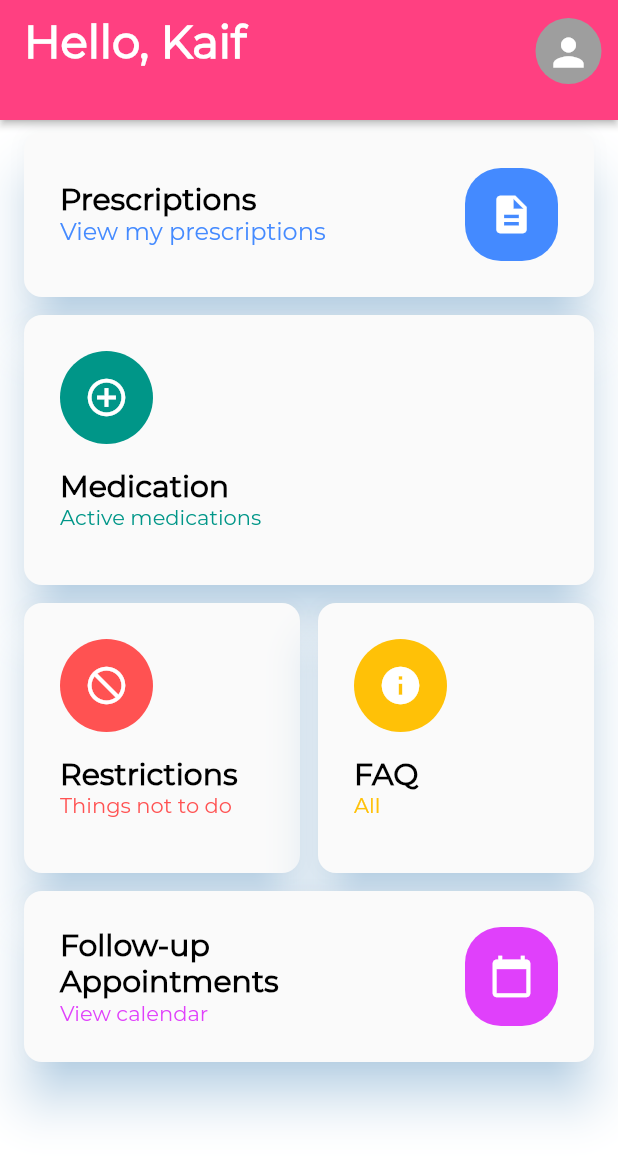
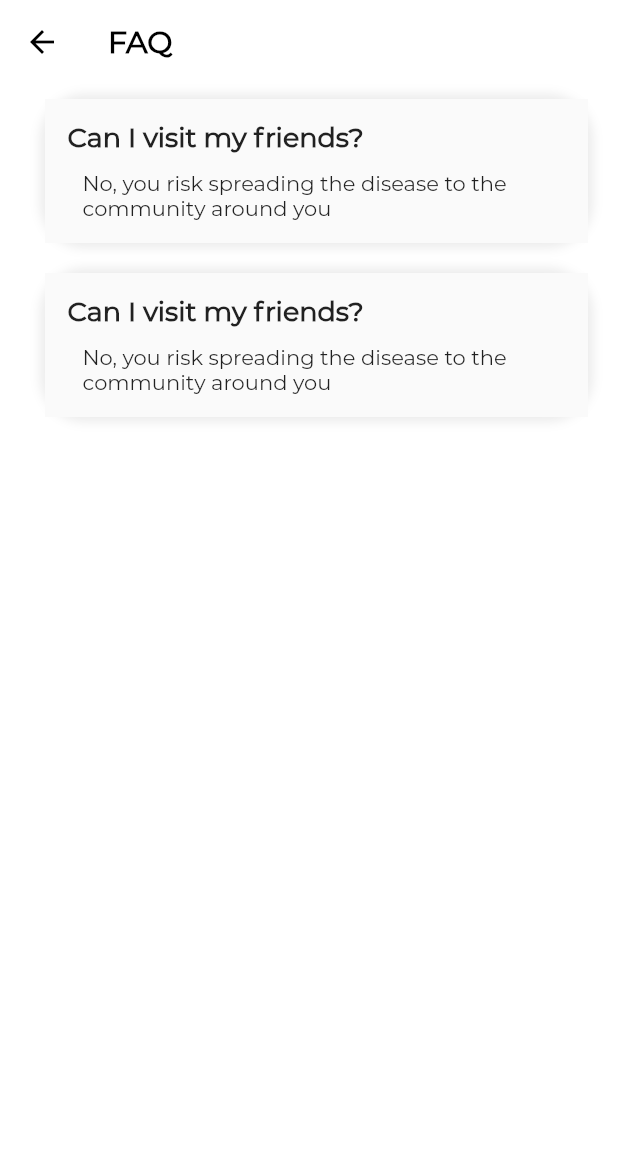
Before and after one commit to verbal-noun/codebrew-2020-prespa, a Flutter app: the screen it shows after launch, after a tap on "FAQ", on a phone screen of 412 x 824 dp. Shown: the top 1160 px of the screen. Run offline on Flutter 3.47's test engine with Material 2 defaults, Android fonts, the phone set to English and light mode, and no system bars; project files that could hold a hidden picture were left out.

Commit message:
FAQ page

```diff
--- a/lib/components/datetile.dart
+++ b/lib/components/datetile.dart
@@ -66,7 +66,7 @@ class DateTile extends StatelessWidget {
               print('Not set yet');
             },
             child: Padding(
-              padding: EdgeInsets.only(left: 10.0, right: 10.0, top: 10.0, bottom: 20.0),
+              padding: EdgeInsets.only(left: 15.0, right: 15.0, top: 15.0, bottom: 20.0),
               child: Row(
                   children: <Widget>[
                     Container(
--- /dev/null
+++ b/lib/pages/faq.dart
@@ -0,0 +1,70 @@
+import 'package:codebrew2020patient/components/appbar.dart';
+import 'package:flutter/material.dart';
+
+class FAQPage extends StatefulWidget {
+  @override
+  _FAQPageState createState() => _FAQPageState();
+}
+
+class _FAQPageState extends State<FAQPage> {
+  List<FAQTile> _faqs = List();
+  _getFAQ() {
+    List<FAQTile> faqs = List.from(_faqs);
+    faqs.add(FAQTile('Can I visit my friends?', 'No, you risk spreading the disease to the community around you'));
+    faqs.add(FAQTile('Can I visit my friends?', 'No, you risk spreading the disease to the community around you'));
+    setState(() {
+      _faqs = faqs;
+    });
+  }
+
+  @override
+  void initState() {
+    _getFAQ();
+    super.initState();
+  }
+  @override
+  Widget build(BuildContext context) {
+    return Scaffold(
+      appBar: customAppBar('FAQ'),
+      body: Container(
+        child: ListView(children: _faqs,),
+      ),
+    );
+  }
+}
+
+class FAQTile extends StatelessWidget {
+  final String question, answer;
+
+  FAQTile(this.question, this.answer);
+
+  @override
+  Widget build(BuildContext context) {
+    return Container(
+      decoration: BoxDecoration(
+          borderRadius: BorderRadius.circular(30.0),
+          boxShadow: [
+            BoxShadow(
+                color: Colors.grey.withOpacity(0.2),
+                spreadRadius: 3.0,
+                blurRadius: 5.0)
+          ],
+          color: Colors.white),
+      margin: EdgeInsets.only(top: 10.0, bottom: 10.0, left: 30.0, right: 20.0),
+      child: Material(
+          child: InkWell(
+              // Do onTap() if it isn't null, otherwise do print()
+              onTap: () {
+                print('Not set yet');
+              },
+              child: Padding(
+                  padding: EdgeInsets.all(15.0),
+                  child: Column(
+                      crossAxisAlignment: CrossAxisAlignment.stretch,
+                      children: [
+                        Text(question, style: TextStyle(fontSize: 18, fontWeight: FontWeight.bold),),
+                        Container(margin: EdgeInsets.only(top: 10.0, left: 10.0),child: Text(answer))
+                      ])))),
+    );
+  }
+}
--- a/lib/pages/main_page.dart
+++ b/lib/pages/main_page.dart
@@ -1,4 +1,5 @@
 import 'package:codebrew2020patient/pages/appointment_page.dart';
+import 'package:codebrew2020patient/pages/faq.dart';
 import 'package:codebrew2020patient/pages/restriction_page.dart';
 import 'package:flutter/material.dart';
 import 'package:flutter_staggered_grid_view/flutter_staggered_grid_view.dart';
@@ -10,7 +11,6 @@ class MainPage extends StatefulWidget {
   @override
   _MainPageState createState() => _MainPageState();
 }
-
 
 class _MainPageState extends State<MainPage> {
   static const double CARD_TITLE_SIZE = 20.0;
@@ -48,12 +48,12 @@ class _MainPageState extends State<MainPage> {
                           color: Colors.grey,
                           shape: CircleBorder(),
                           child: Container(
-                            margin: EdgeInsets.fromLTRB(10, 0, 10, 0),
+                              margin: EdgeInsets.fromLTRB(10, 0, 10, 0),
                               child: Padding(
-                            padding: EdgeInsets.all(8.0),
-                            child: Icon(Icons.person,
-                                color: Colors.white, size: 30.0),
-                          ))),
+                                padding: EdgeInsets.all(8.0),
+                                child: Icon(Icons.person,
+                                    color: Colors.white, size: 30.0),
+                              ))),
                     ],
                   ),
                 )
@@ -178,6 +178,8 @@ class _MainPageState extends State<MainPage> {
                       Text('All ', style: TextStyle(color: Colors.amber)),
                     ]),
               ),
+              onTap: () => Navigator.of(context)
+                  .push(MaterialPageRoute(builder: (_) => FAQPage())),
             ),
             _buildTile(
               Padding(
--- a/lib/pages/restriction_page.dart
+++ b/lib/pages/restriction_page.dart
@@ -12,7 +12,7 @@ class _RestrictionPageState extends State<RestrictionPage> {
   _getRestrictions() {
     List<Restriction> restrictions = List.from(_restrictions);
     restrictions
-        .add(Restriction("", "Must exercise twice a week", "xsafdgcsf"));
+        .add(Restriction("", "Avoid rigorous exercise (running, cycling etc...)", "xsafdgcsf"));
     restrictions.add(Restriction("Hexadine",
         "Do not eat grapefruit 2 hours after ingestion", "xsafdgcsf"));
     restrictions.add(Restriction("Panadol",
```
